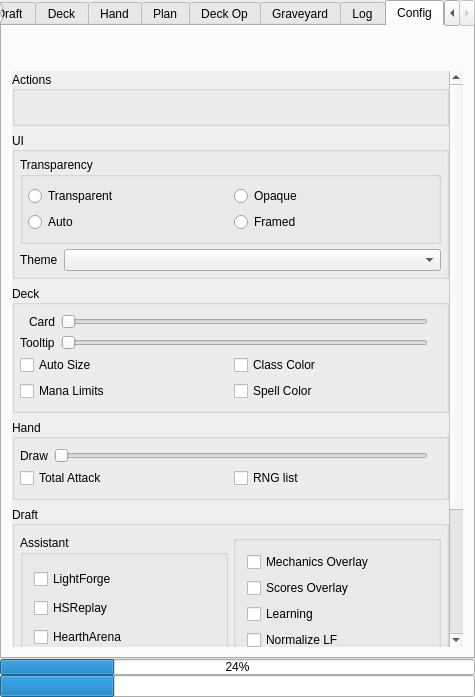
Before: the Qt Designer form mainwindow.ui in supertriodo/Arena-Tracker, drawn with Qt 5.
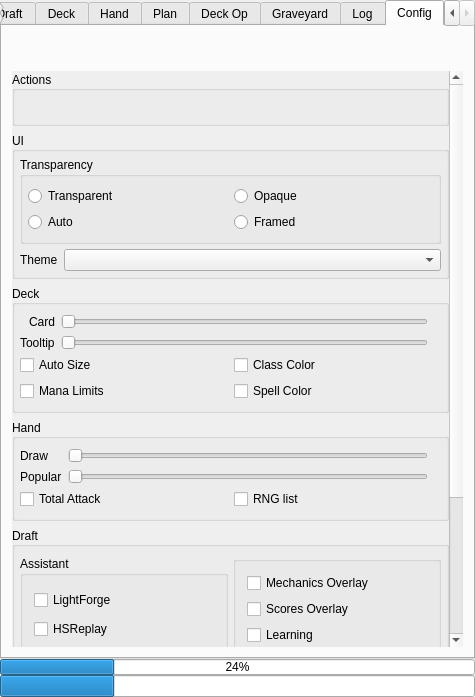
After: the same form once the commit is applied. The open tabs and pages were chosen to show the change. Icons and pictures are not drawn. Custom widgets are drawn as their Qt base class.

Commit message: Enemy Hand: Add a new list that shows the most popular cards that your opponent might play on his next turn.

Diff of the .ui file:
```diff
--- a/mainwindow.ui
+++ b/mainwindow.ui
@@ -946,12 +946,15 @@
           <item>
            <widget class="MoveListWidget" name="enemyHandListWidget"/>
           </item>
-          <item>
-           <widget class="MoveListWidget" name="secretsListWidget"/>
-          </item>
           <item>
            <widget class="MoveListWidget" name="drawListWidget"/>
           </item>
+          <item>
+           <widget class="MoveListWidget" name="secretsListWidget"/>
+          </item>
+          <item>
+           <widget class="MoveListWidget" name="popularCardsListWidget"/>
+          </item>
           <item>
            <widget class="MoveListWidget" name="rngListWidget"/>
           </item>
@@ -1569,9 +1572,9 @@
              <property name="geometry">
               <rect>
                <x>0</x>
-               <y>-284</y>
+               <y>0</y>
                <width>435</width>
-               <height>852</height>
+               <height>876</height>
               </rect>
              </property>
              <layout class="QVBoxLayout" name="verticalLayout_5">
@@ -1981,6 +1984,8 @@
                  <item>
                   <layout class="QHBoxLayout" name="configHandHorizontalLayout1">
                    <item>
+                    <layout class="QVBoxLayout" name="configHandVerticalLayout1">
+                     <item>
                     <widget class="QLabel" name="configLabelDrawTime">
                      <property name="toolTip">
                       <string>Draw: Time new cards drawn
@@ -1992,6 +1997,21 @@
                     </widget>
                    </item>
                    <item>
+                      <widget class="QLabel" name="configLabelPopular">
+                       <property name="toolTip">
+                        <string>Popular: Cards your opponent might play on his next turn in arena,
+ordered by popularity on HSReplay.net</string>
+                       </property>
+                       <property name="text">
+                        <string>Popular</string>
+                       </property>
+                      </widget>
+                     </item>
+                    </layout>
+                   </item>
+                   <item>
+                    <layout class="QVBoxLayout" name="configHandVerticalLayout2">
+                     <item>
                     <widget class="QSlider" name="configSliderDrawTime">
                      <property name="minimum">
                       <number>0</number>
@@ -2008,11 +2028,37 @@
                     </widget>
                    </item>
                    <item>
+                      <widget class="QSlider" name="configSliderPopular">
+                       <property name="maximum">
+                        <number>11</number>
+                       </property>
+                       <property name="pageStep">
+                        <number>1</number>
+                       </property>
+                       <property name="orientation">
+                        <enum>Qt::Horizontal</enum>
+                       </property>
+                      </widget>
+                     </item>
+                    </layout>
+                   </item>
+                   <item>
+                    <layout class="QVBoxLayout" name="configHandVerticalLayout3">
+                     <item>
                     <widget class="QLabel" name="configLabelDrawTimeValue">
                      <property name="text">
                       <string/>
                      </property>
                     </widget>
+                     </item>
+                     <item>
+                      <widget class="QLabel" name="configLabelPopularValue">
+                       <property name="text">
+                        <string/>
+                       </property>
+                      </widget>
+                     </item>
+                    </layout>
                    </item>
                   </layout>
                  </item>
```
Lines whose indentation alone changed are shown as unchanged. The commit also changes 11 other files.
